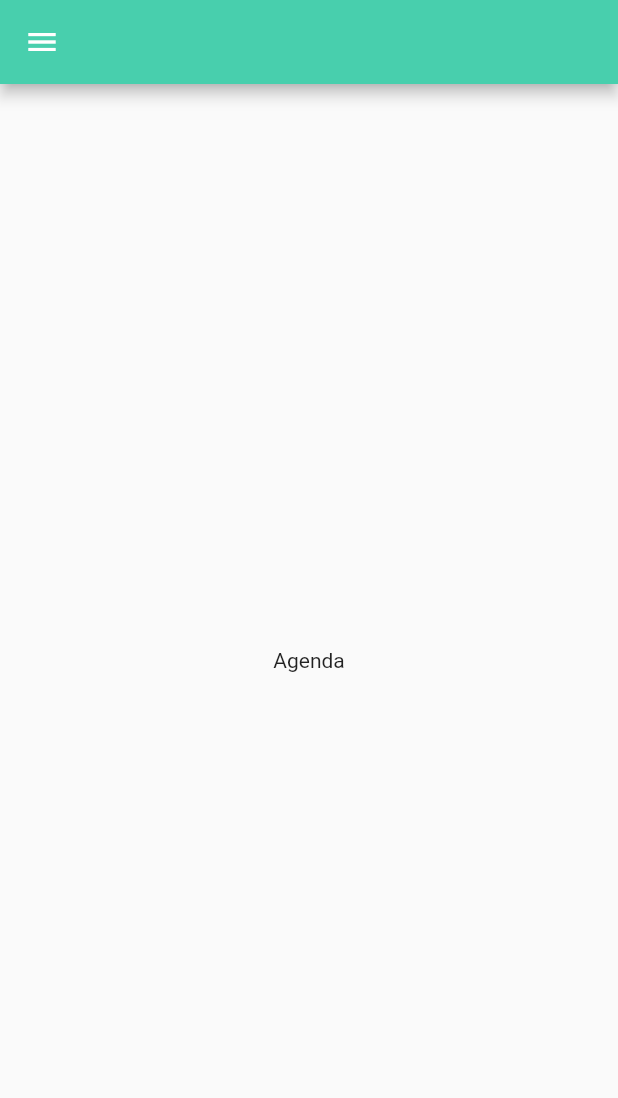
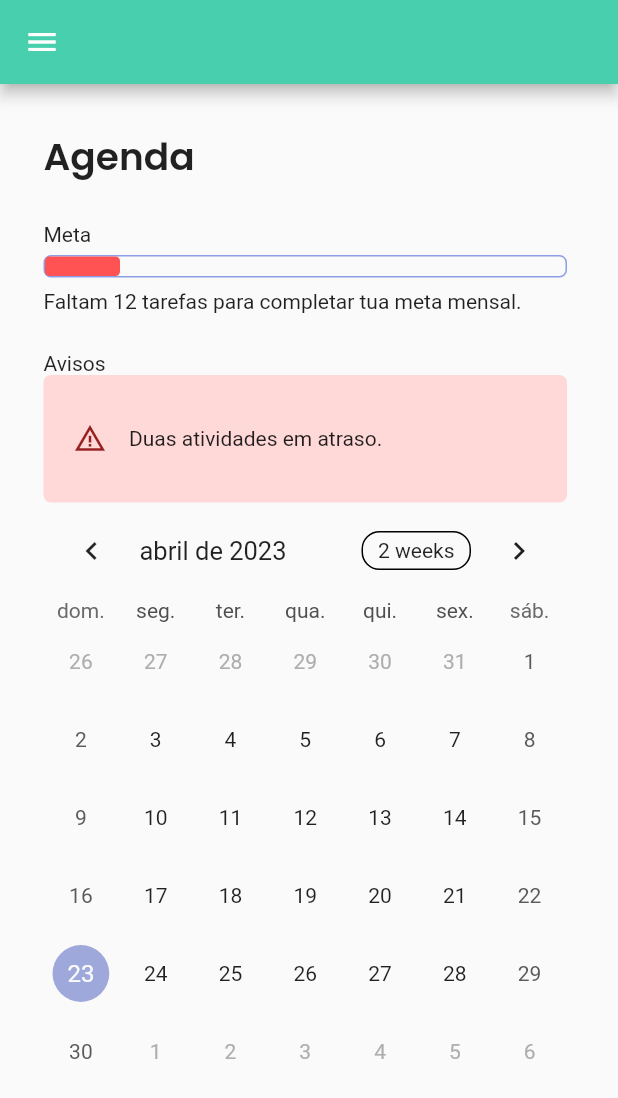
Before and after one commit to vinadeia/lista_tarefas_flutter, a Flutter app: the Agenda screen opened directly, on a phone screen of 412 x 824 dp. Shown: the top 1098 px of the screen. Run offline on Flutter 3.47's test engine with Material 2 defaults, Android fonts, the phone set to English and light mode, and no system bars; drawn by our look-alikes of table_calendar; our stand-ins replace google_fonts.

Commit message:
Criação dos componentes da agenda

```diff
--- /dev/null
+++ b/lib/agenda/components/avisos_agenda.dart
@@ -0,0 +1,43 @@
+
+import 'package:flutter/material.dart';
+
+class AvisosAgenda extends StatelessWidget {
+  const AvisosAgenda({
+    super.key,
+  });
+
+  @override
+  Widget build(BuildContext context) {
+    return Column(
+      crossAxisAlignment: CrossAxisAlignment.start,
+      children: [
+        const Text('Avisos'),
+        Container(
+          width: MediaQuery.of(context).size.width,
+          height: 85,
+          decoration: const BoxDecoration(
+            borderRadius: BorderRadius.all(Radius.circular(5.0)),
+            color: Color.fromRGBO(255, 216, 216, 1),
+          ),
+          child: Padding(
+            padding: const EdgeInsets.all(20.0),
+            child: Row(
+              mainAxisAlignment: MainAxisAlignment.start,
+              crossAxisAlignment: CrossAxisAlignment.center,
+              children: const [
+                Padding(
+                  padding: EdgeInsets.only(right: 15),
+                  child: Icon(Icons.warning_amber,
+                    color: Color.fromRGBO(150, 31, 31, 1),
+                    size: 22,
+                  ),
+                ),
+                Text('Duas atividades em atraso.')
+              ],
+            ),
+          ),
+        )
+      ],
+    );
+  }
+}
--- /dev/null
+++ b/lib/agenda/components/barra_metas_agenda.dart
@@ -0,0 +1,59 @@
+
+import 'package:flutter/material.dart';
+import 'package:google_fonts/google_fonts.dart';
+
+class BarraMetasAgenda extends StatelessWidget {
+  const BarraMetasAgenda({
+    super.key,
+  });
+
+  @override
+  Widget build(BuildContext context) {
+    return Column(
+      mainAxisAlignment: MainAxisAlignment.start,
+      crossAxisAlignment: CrossAxisAlignment.start,
+      children: [
+        const Text('Meta'),
+        Padding(
+          padding: const EdgeInsets.only(bottom: 8, top: 6),
+          child: Container(
+            width: double.infinity,
+            height: 15,
+            decoration: BoxDecoration(
+              border: Border.all(
+                color: const Color.fromARGB(255, 141, 158, 230)
+              ),
+              borderRadius: BorderRadius.circular(5)
+            ),
+            child: Stack(
+              children: [
+                  LayoutBuilder(
+                    builder: (context, constraints) => Container(
+                    // width: double.infinity,
+                    width: 50,
+                    decoration: BoxDecoration(
+                      color:  (50 >= 60) ? Colors.greenAccent : Colors.redAccent,
+                      borderRadius: BorderRadius.circular(3)
+                    ),
+                  ),
+                ),
+                // Positioned.fill(
+                //   child: Center(
+                //   child: Text('${e.exitoMeta.toString()}%',
+                //     style: const TextStyle(
+                //         fontSize: 13,
+                //         height: 0.8,
+                //         letterSpacing: 0.5,
+                //       ),
+                //     )
+                //   )
+                // )
+              ],
+            ),
+          ),
+        ),
+        const Text('Faltam 12 tarefas para completar tua meta mensal.')
+      ],
+    );
+  }
+}
--- /dev/null
+++ b/lib/agenda/view/agenda.dart
@@ -0,0 +1,82 @@
+import 'package:flutter/material.dart';
+import 'package:google_fonts/google_fonts.dart';
+import 'package:table_calendar/table_calendar.dart';
+
+import '../../components/menu_lateral.dart';
+import '../components/avisos_agenda.dart';
+import '../components/barra_metas_agenda.dart';
+
+class Agenda extends StatefulWidget {
+  const Agenda({super.key});
+
+  @override
+  State<Agenda> createState() => _AgendaState();
+}
+
+class _AgendaState extends State<Agenda> {
+
+  CalendarFormat _calendarFormat = CalendarFormat.month;
+  DateTime _focusedDay = DateTime.now();
+  DateTime? _selectedDay;
+
+  @override
+  Widget build(BuildContext context) {
+    return SafeArea(
+      child: Scaffold(
+        appBar: AppBar(
+          // title: const Text(""),
+        ),
+        drawer: const MenuLateral(),
+        body: Padding(
+          padding: const EdgeInsets.only(right: 34, top: 30, left: 29),
+          child: Center(
+            child: Column(
+              crossAxisAlignment: CrossAxisAlignment.start,
+              children: [
+                Padding(
+                  padding: const EdgeInsets.only(bottom: 25),
+                  child: Text('Agenda',
+                    style: GoogleFonts.poppins(
+                      fontWeight: FontWeight.w600,
+                      fontSize: 25
+                    ),
+                  ),
+                ),
+                const Padding(
+                  padding: EdgeInsets.only(bottom: 25),
+                  child: BarraMetasAgenda(),
+                ),
+                const AvisosAgenda(),
+                TableCalendar(
+                  locale: 'pt_Br',
+                  firstDay: DateTime.utc(2010, 10, 16),
+                  lastDay: DateTime.utc(2030, 3, 14),
+                  focusedDay: DateTime.now(),
+                  calendarFormat: _calendarFormat,
+                  onFormatChanged: (format) {
+                    setState(() {
+                      _calendarFormat = format;
+                    });
+                  },
+                  selectedDayPredicate: (day) {
+                    return isSameDay(_selectedDay, day);
+                  },
+                  onDaySelected: (selectedDay, focusedDay) {
+                    setState(() {
+                      _selectedDay = selectedDay;
+                      _focusedDay = focusedDay; // update `_focusedDay` here as well
+                    });
+                  },
+                  onPageChanged: (focusedDay) {
+                    // No need to call `setState()` here
+                    _focusedDay = focusedDay;
+                  },
+                ),
+              ],
+            )
+          ),
+        ),
+      ),
+    );
+  }
+}
--- a/lib/components/menu_lateral.dart
+++ b/lib/components/menu_lateral.dart
@@ -1,4 +1,4 @@
-import 'package:app_test_flutter/views/agenda.dart';
+import 'package:app_test_flutter/agenda/view/agenda.dart';
 import 'package:app_test_flutter/views/dashboard.dart';
 import 'package:app_test_flutter/views/graficos.dart';
 import 'package:app_test_flutter/views/lista_tarefas.dart';
--- a/lib/main.dart
+++ b/lib/main.dart
@@ -1,7 +1,7 @@
 import 'package:flutter/material.dart';
-
+import 'package:intl/date_symbol_data_local.dart';
 import 'my_app.dart';
 
 void main() {
-  runApp(const MyApp());
+  initializeDateFormatting().then((_) => runApp(const MyApp()));
 }
--- a/lib/views/agenda.dart
+++ /dev/null
@@ -1,22 +0,0 @@
-import 'package:flutter/material.dart';
-
-import '../components/menu_lateral.dart';
-
-class Agenda extends StatelessWidget {
-  const Agenda({super.key});
-
-  @override
-  Widget build(BuildContext context) {
-    return SafeArea(
-      child: Scaffold(
-        appBar: AppBar(
-          // title: const Text(""),
-        ),
-        drawer: const MenuLateral(),
-        body: const Center(
-          child: Text('Agenda')
-        ),
-      ),
-    );
-  }
-}
--- a/lib/views/dashboard.dart
+++ b/lib/views/dashboard.dart
@@ -43,10 +43,9 @@ class _DashboardState extends State<Dashboard> {
                         children: [
                           Text('Tarefas',
                             style: GoogleFonts.poppins(
-                              color: const Color.fromRGBO(0, 0, 0, 1),
-                              fontWeight: FontWeight.w700,
-                              fontSize: 25,
-                            )
+                              fontWeight: FontWeight.w600,
+                              fontSize: 25
+                            ),
                           ),
                           Center(
                             child: Wrap(
@@ -118,8 +117,11 @@ class _DashboardState extends State<Dashboard> {
                     ),
                     Expanded(
                       flex: 6,
-                      child: GridView.count(
-                        crossAxisCount: 7,
+                      child: Padding(
+                        padding: const EdgeInsets.only(bottom: 50),
+                        child: ListView(
+                          scrollDirection: Axis.horizontal,
+                          shrinkWrap: true,
                           children: [
                             DataTable(
                               columns: const [
@@ -139,6 +141,7 @@ class _DashboardState extends State<Dashboard> {
                                 ])).toList()
                             )
                           ],
+                        ),
                       )
                     )
                   ],
--- a/pubspec.yaml
+++ b/pubspec.yaml
@@ -32,6 +32,7 @@ dependencies:
   flutter:
     sdk: flutter
   google_fonts: ^4.0.3
+  table_calendar: ^3.0.9
 
 
   # The following adds the Cupertino Icons font to your application.
```
Also changed, not shown: pubspec.lock. Lines whose indentation alone changed are shown as unchanged.
